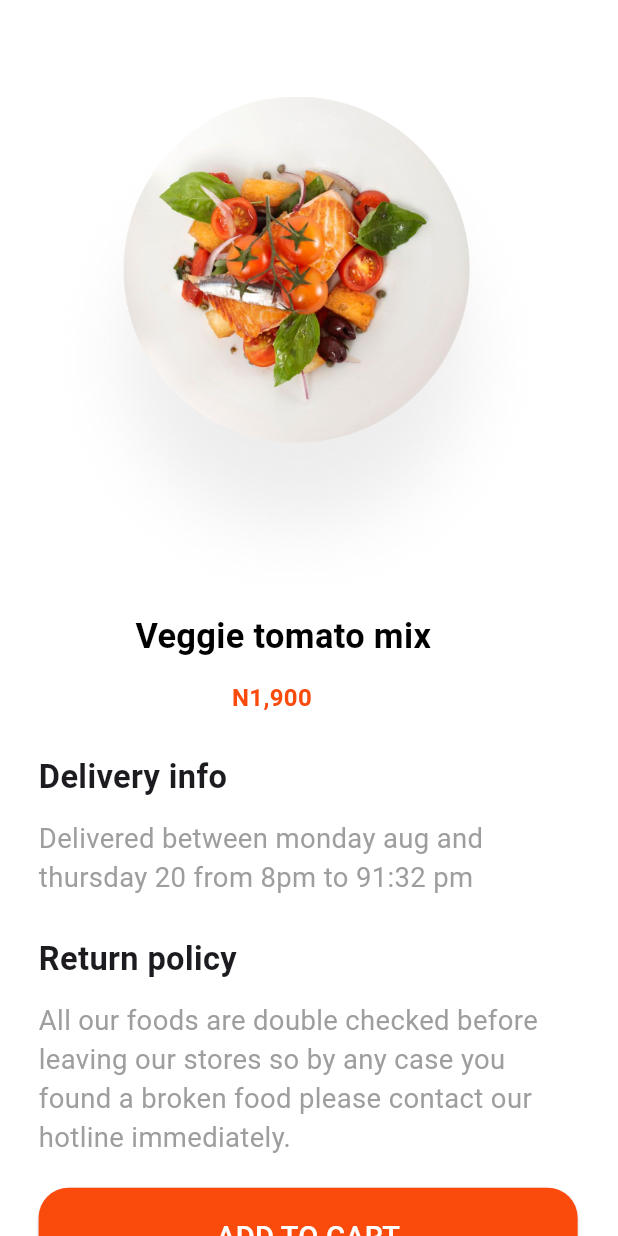
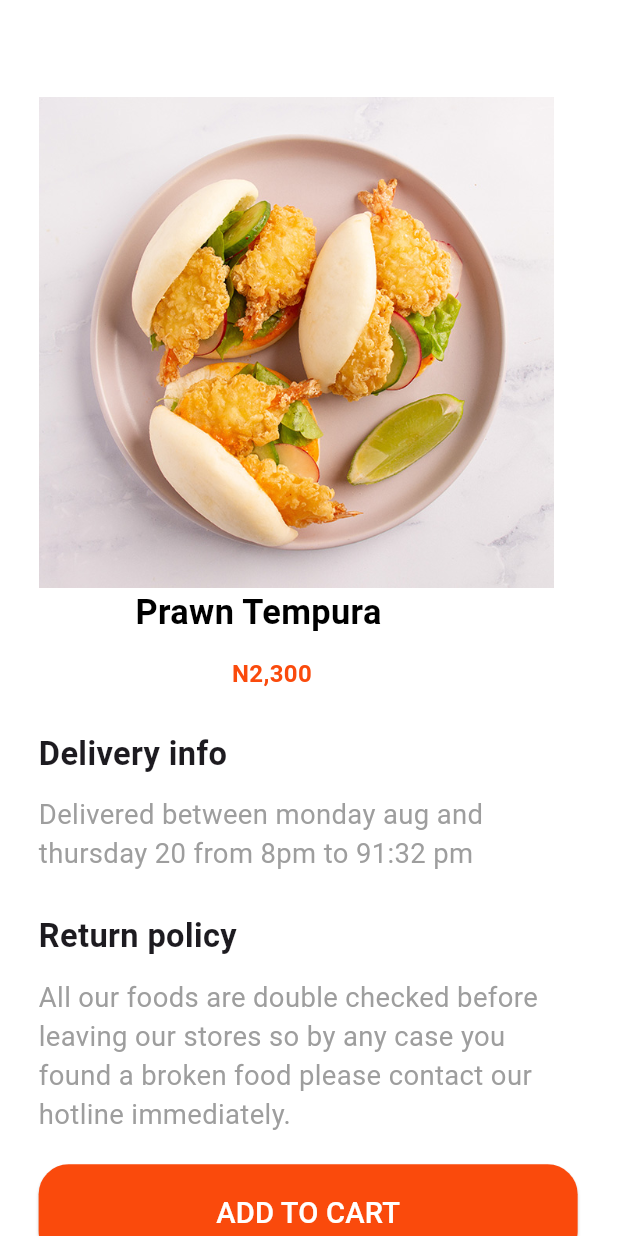
Before and after one commit to anuj-1637/food_delivery_app, a Flutter app: the Home_Screen screen opened directly, after a tap on "Drinks", after a tap on "Snacks", after a tap on "Prawn Tempura", on a phone screen of 412 x 824 dp. Run offline on Flutter 3.47's test engine with Material 3 defaults, Android fonts, the phone set to English and light mode, and no system bars; our stand-ins replace flutter_screenutil, flutter_svg, font_awesome_flutter, rive; project files that could hold a hidden picture were left out.

Commit message:
food app

```diff
--- a/lib/bottom_nav_screens/food_items_scrren.dart
+++ b/lib/bottom_nav_screens/food_items_scrren.dart
@@ -3,7 +3,8 @@ import 'package:flutter_screenutil/flutter_screenutil.dart';
 
 class Food_Items_Screen extends StatefulWidget {
   late List<Map<String, dynamic>> Items;
-  Food_Items_Screen({required this.Items});
+  late var ind;
+  Food_Items_Screen({required this.Items, required this.ind});
   @override
   State<StatefulWidget> createState() => _Food_Items_Screen();
 }
@@ -18,12 +19,15 @@ class _Food_Items_Screen extends State<Food_Items_Screen> {
         children: [
           Padding(
             padding: EdgeInsets.only(top: 50.h, left: 20.h),
-            child: Image.asset("assets/images/Mask Group.png", width: 300.w),
+            child: Image.asset(
+              "${widget.Items[widget.ind]['foodImg']}",
+              width: 300.w,
+            ),
           ),
           Padding(
             padding: EdgeInsets.only(left: 70.h),
             child: Text(
-              "Veggie tomato mix",
+              "${widget.Items[widget.ind]['foodName']}",
               style: TextStyle(
                 color: Colors.black,
                 fontWeight: FontWeight.bold,
@@ -34,7 +38,7 @@ class _Food_Items_Screen extends State<Food_Items_Screen> {
           Padding(
             padding: EdgeInsets.only(left: 120.h, top: 10.h),
             child: Text(
-              "N1,900",
+              "${widget.Items[widget.ind]['foodPrice']}",
               style: TextStyle(
                 fontSize: 14.sp,
                 fontWeight: FontWeight.bold,
--- a/lib/widget/food_card.dart
+++ b/lib/widget/food_card.dart
@@ -33,7 +33,8 @@ class foodCard extends StatelessWidget {
               Navigator.push(
                 context,
                 MaterialPageRoute(
-                  builder: (context) => Food_Items_Screen(Items: items),
+                  builder: (context) =>
+                      Food_Items_Screen(Items: items, ind: index),
                 ),
               );
             },
```
